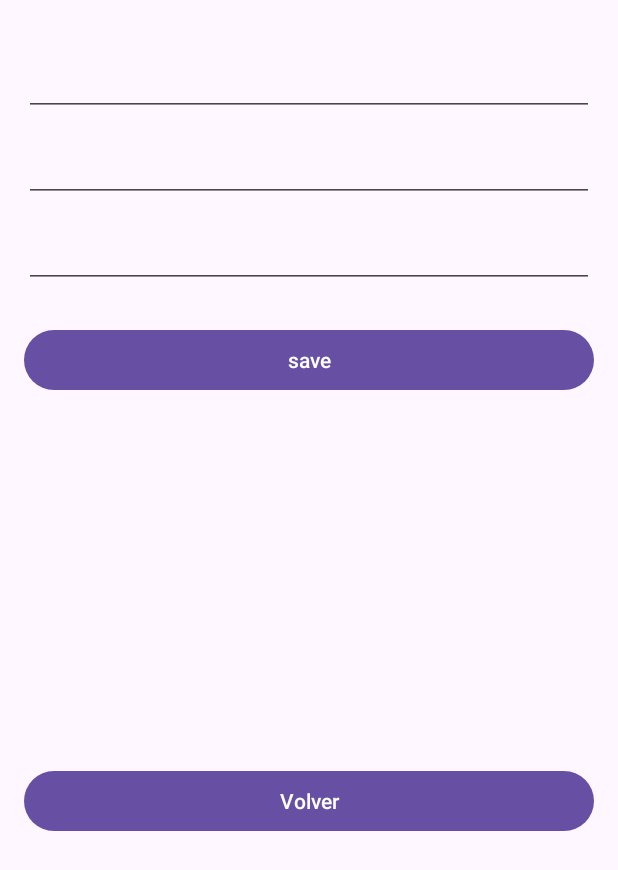
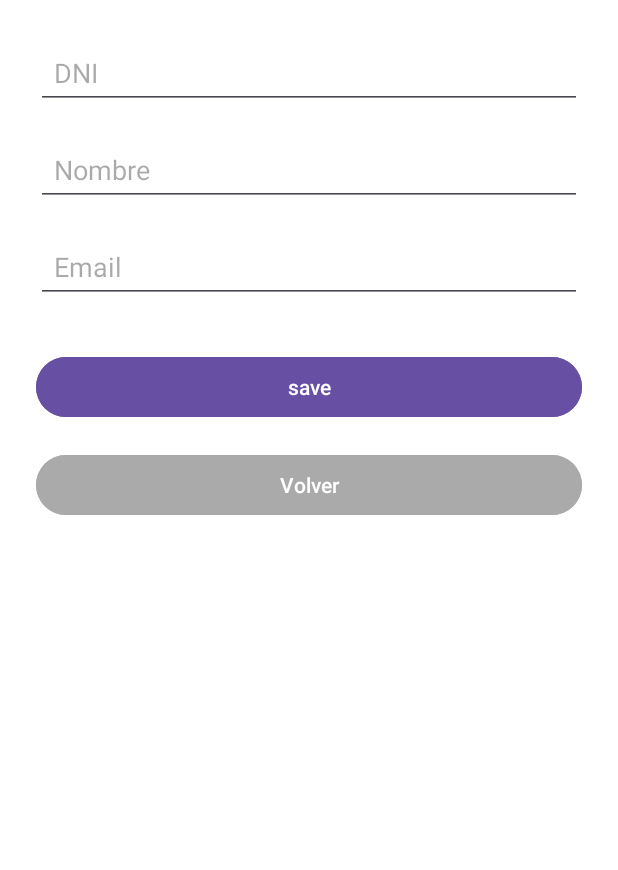
Before and after one commit to Enriiqueeee/pmdm-mayo, an Android app: the AddClientFragment screen opened through its navigation route, on a phone screen of 412 x 824 dp. Shown: the top 870 px of the screen. Run offline under Robolectric (Android 15) with nearby library versions, the phone set to English and light mode, and no system bars; 3 statements that could not run were skipped.

Commit message:
Mejorado la vista del apartado 2

```diff
--- a/app/src/main/java/edu/iesam/pmdm_mayo/features/client/presentation/AddClientFragment.kt
+++ b/app/src/main/java/edu/iesam/pmdm_mayo/features/client/presentation/AddClientFragment.kt
@@ -5,7 +5,6 @@ import android.view.LayoutInflater
 import android.view.View
 import android.view.ViewGroup
 import androidx.fragment.app.Fragment
-import edu.iesam.pmdm_mayo.R
 import edu.iesam.pmdm_mayo.databinding.AddClientFragmentBinding
 import edu.iesam.pmdm_mayo.features.client.domain.Client
 import org.koin.androidx.viewmodel.ext.android.viewModel
--- a/app/src/main/res/layout/add_client_fragment.xml
+++ b/app/src/main/res/layout/add_client_fragment.xml
@@ -1,60 +1,73 @@
+<?xml version="1.0" encoding="utf-8"?>
 <androidx.constraintlayout.widget.ConstraintLayout
     xmlns:android="http://schemas.android.com/apk/res/android"
     xmlns:app="http://schemas.android.com/apk/res-auto"
     android:layout_width="match_parent"
     android:layout_height="match_parent"
-    android:padding="16dp">
+    android:padding="24dp"
+    android:background="@android:color/white">
 
-
+    <!-- DNI -->
     <EditText
         android:id="@+id/inputDni"
         android:layout_width="0dp"
         android:layout_height="wrap_content"
+        android:hint="@string/dni"
+        android:inputType="number"
+        android:padding="12dp"
         app:layout_constraintTop_toTopOf="parent"
         app:layout_constraintStart_toStartOf="parent"
-        app:layout_constraintEnd_toEndOf="parent"
-        android:layout_marginTop="16dp"/>
+        app:layout_constraintEnd_toEndOf="parent" />
 
     <EditText
         android:id="@+id/inputName"
         android:layout_width="0dp"
         android:layout_height="wrap_content"
-        android:autofillHints=""
+        android:hint="@string/nombre"
+        android:inputType="textPersonName"
+        android:padding="12dp"
         app:layout_constraintTop_toBottomOf="@id/inputDni"
         app:layout_constraintStart_toStartOf="parent"
         app:layout_constraintEnd_toEndOf="parent"
-        android:layout_marginTop="12dp"/>
+        android:layout_marginTop="16dp" />
 
     <EditText
         android:id="@+id/inputEmail"
         android:layout_width="0dp"
         android:layout_height="wrap_content"
-        android:autofillHints=""
+        android:hint="@string/email"
+        android:inputType="textEmailAddress"
+        android:padding="12dp"
         app:layout_constraintTop_toBottomOf="@id/inputName"
         app:layout_constraintStart_toStartOf="parent"
         app:layout_constraintEnd_toEndOf="parent"
-        android:layout_marginTop="12dp"/>
+        android:layout_marginTop="16dp" />
 
     <Button
         android:id="@+id/btnSave"
         android:layout_width="0dp"
         android:layout_height="wrap_content"
         android:text="@string/save"
+        android:backgroundTint="?attr/colorPrimary"
+        android:textColor="@android:color/white"
         app:layout_constraintTop_toBottomOf="@id/inputEmail"
         app:layout_constraintStart_toStartOf="parent"
         app:layout_constraintEnd_toEndOf="parent"
-        android:layout_marginTop="24dp" />
+        android:layout_marginTop="32dp" />
 
     <Button
         android:id="@+id/btnBack"
         android:layout_width="0dp"
         android:layout_height="wrap_content"
+        android:layout_marginBottom="16dp"
+        android:backgroundTint="@android:color/darker_gray"
         android:text="@string/back"
+        android:textColor="@android:color/white"
+        app:layout_constraintBottom_toBottomOf="parent"
+        app:layout_constraintEnd_toEndOf="parent"
+        app:layout_constraintHorizontal_bias="0.0"
+        app:layout_constraintStart_toStartOf="parent"
         app:layout_constraintTop_toBottomOf="@id/btnSave"
-        app:layout_constraintStart_toStartOf="parent"
-        app:layout_constraintEnd_toEndOf="parent"
-        app:layout_constraintBottom_toBottomOf="parent"
-        android:layout_marginTop="12dp"
-        android:layout_marginBottom="16dp" />
+        app:layout_constraintVertical_bias="0.038" />
 
 </androidx.constraintlayout.widget.ConstraintLayout>
--- a/app/src/main/res/values/strings.xml
+++ b/app/src/main/res/values/strings.xml
@@ -5,4 +5,7 @@
     <string name="Add">Añadir</string>
     <string name="save">save</string>
     <string name="back">Volver</string>
+    <string name="email">Email</string>
+    <string name="nombre">Nombre</string>
+    <string name="dni">DNI</string>
 </resources>
```
